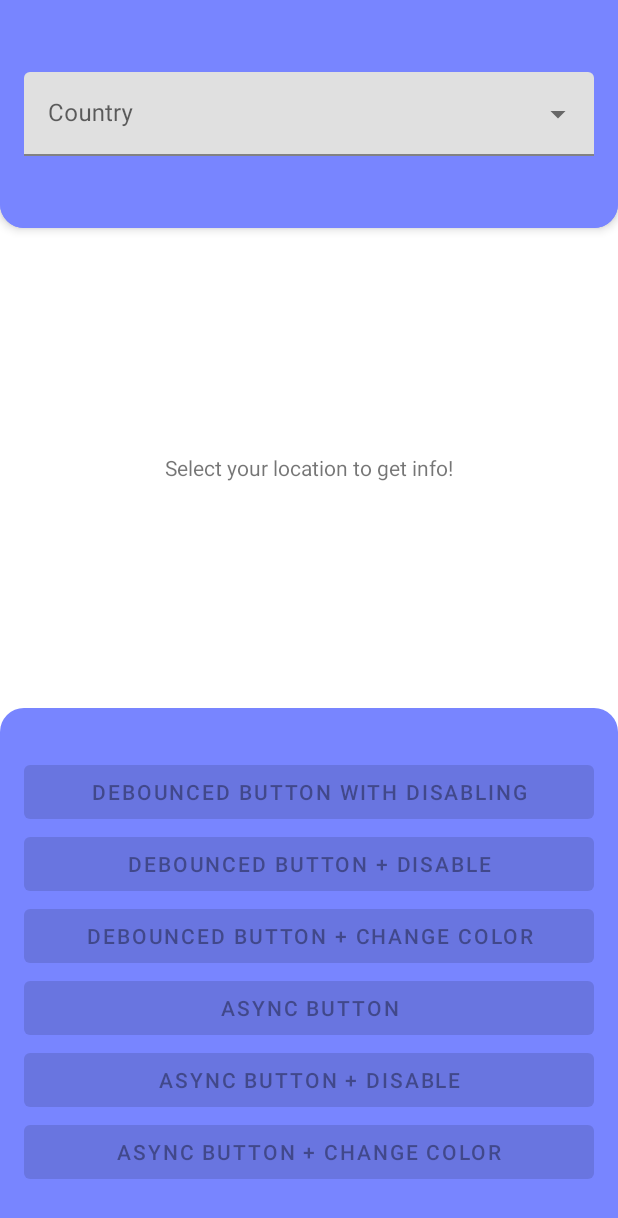
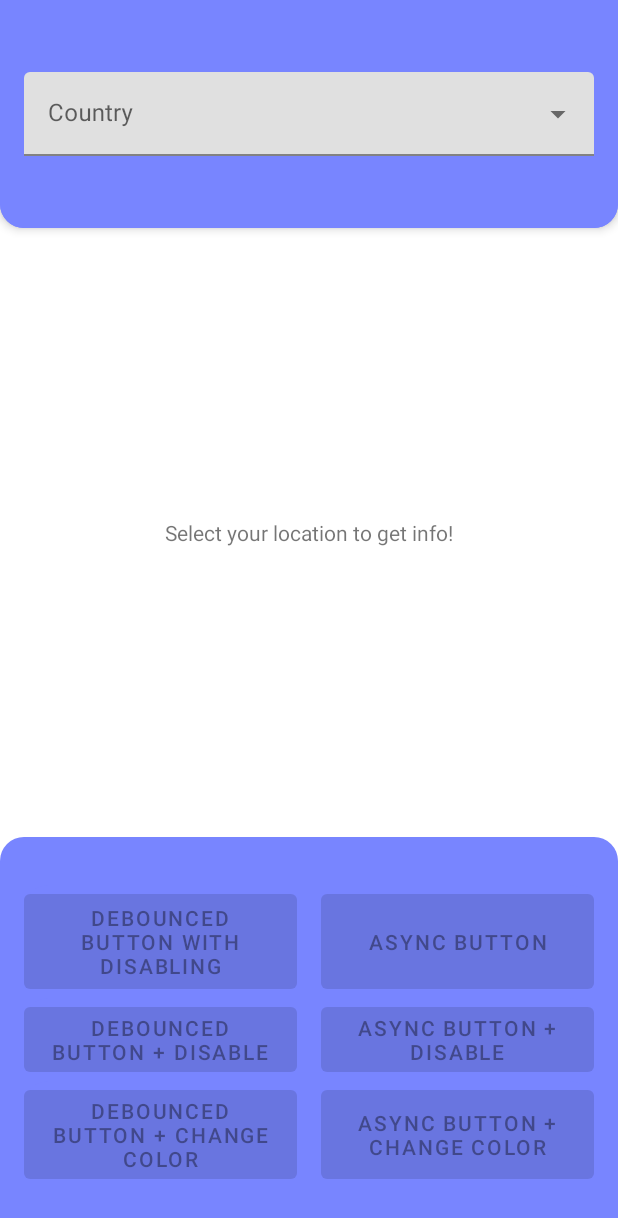
Before and after one commit to azikus/click-listener-sample-app, an Android app: the screen it shows after launch (CoronaActivity), on a phone screen of 412 x 824 dp. Shown: the top 1218 px of the screen. Run offline under Robolectric (Android 15) with nearby library versions, the phone set to English and light mode, and no system bars; our stand-ins replace Dagger/Hilt's generated code, Timber; libraries missing offline, so code that uses them is left out: androidx.hilt, androidx.hilt.lifecycle; 7 statements that could not run were skipped.

Commit message:
Rearrange buttons into grid

```diff
--- a/app/src/main/res/layout/content_corona.xml
+++ b/app/src/main/res/layout/content_corona.xml
@@ -203,48 +203,88 @@
         android:background="@drawable/buttons_background"
         android:orientation="vertical"
         android:paddingHorizontal="16dp"
+        android:weightSum="3"
         android:paddingVertical="32dp">
+
+        <LinearLayout
+            android:layout_width="match_parent"
+            android:layout_height="0dp"
+            android:layout_gravity="bottom"
+            android:background="@drawable/buttons_background"
+            android:orientation="horizontal"
+            android:layout_weight="1"
+            android:weightSum="2">
 
             <com.google.android.material.button.MaterialButton
                 android:id="@+id/debouncedButton"
-            android:layout_width="match_parent"
-            android:layout_height="wrap_content"
+                android:layout_width="0dp"
+                android:layout_height="match_parent"
+                android:layout_marginEnd="16dp"
+                android:layout_weight="1"
                 android:enabled="false"
                 android:text="Debounced button with disabling" />
 
             <com.google.android.material.button.MaterialButton
+                android:id="@+id/asyncButton"
+                android:layout_width="0dp"
+                android:layout_height="match_parent"
+                android:layout_weight="1"
+                android:enabled="false"
+                android:text="Async button" />
+        </LinearLayout>
+
+        <LinearLayout
+            android:layout_width="match_parent"
+            android:layout_height="0dp"
+            android:layout_gravity="bottom"
+            android:layout_weight="1"
+            android:background="@drawable/buttons_background"
+            android:orientation="horizontal"
+            android:weightSum="2">
+
+            <com.google.android.material.button.MaterialButton
                 android:id="@+id/debouncedButtonWithDisable"
-            android:layout_width="match_parent"
-            android:layout_height="wrap_content"
+                android:layout_width="0dp"
+                android:layout_height="match_parent"
+                android:layout_marginEnd="16dp"
+                android:layout_weight="1"
                 android:enabled="false"
                 android:text="Debounced button + Disable" />
 
             <com.google.android.material.button.MaterialButton
+                android:id="@+id/asyncButtonWithDisable"
+                android:layout_width="0dp"
+                android:layout_height="match_parent"
+                android:layout_weight="1"
+                android:enabled="false"
+                android:text="Async button + Disable" />
+        </LinearLayout>
+
+        <LinearLayout
+            android:layout_width="match_parent"
+            android:layout_height="0dp"
+            android:layout_gravity="bottom"
+            android:layout_weight="1"
+            android:background="@drawable/buttons_background"
+            android:orientation="horizontal"
+            android:weightSum="2">
+
+            <com.google.android.material.button.MaterialButton
                 android:id="@+id/debouncedButtonWithColorChange"
-            android:layout_width="match_parent"
-            android:layout_height="wrap_content"
+                android:layout_width="0dp"
+                android:layout_height="match_parent"
+                android:layout_marginEnd="16dp"
+                android:layout_weight="1"
                 android:enabled="false"
                 android:text="Debounced button + Change color" />
 
             <com.google.android.material.button.MaterialButton
-            android:id="@+id/asyncButton"
-            android:layout_width="match_parent"
-            android:layout_height="wrap_content"
-            android:enabled="false"
-            android:text="Async button" />
-
-        <com.google.android.material.button.MaterialButton
-            android:id="@+id/asyncButtonWithDisable"
-            android:layout_width="match_parent"
-            android:layout_height="wrap_content"
-            android:enabled="false"
-            android:text="Async button + Disable" />
-
-        <com.google.android.material.button.MaterialButton
                 android:id="@+id/asyncButtonWithColorChange"
-            android:layout_width="match_parent"
-            android:layout_height="wrap_content"
+                android:layout_width="0dp"
+                android:layout_height="match_parent"
+                android:layout_weight="1"
                 android:enabled="false"
                 android:text="Async button + Change color" />
         </LinearLayout>
     </LinearLayout>
+</LinearLayout>
```
Lines whose indentation alone changed are shown as unchanged.
